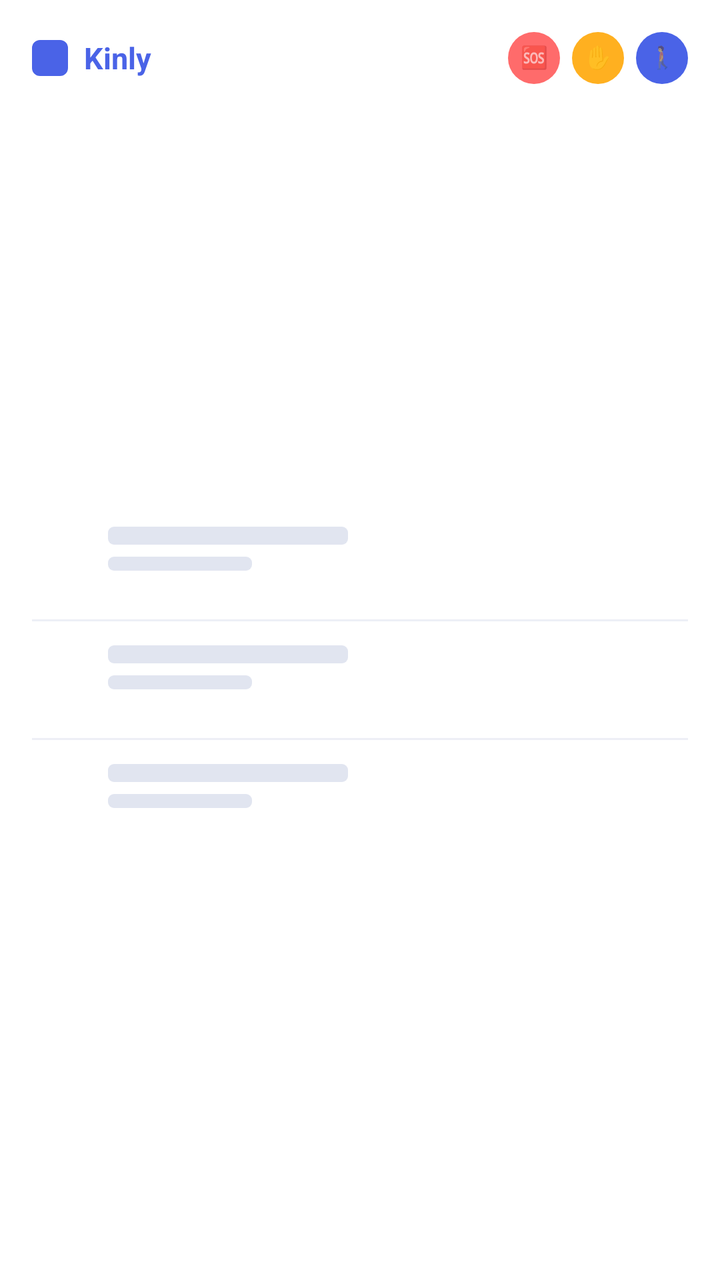
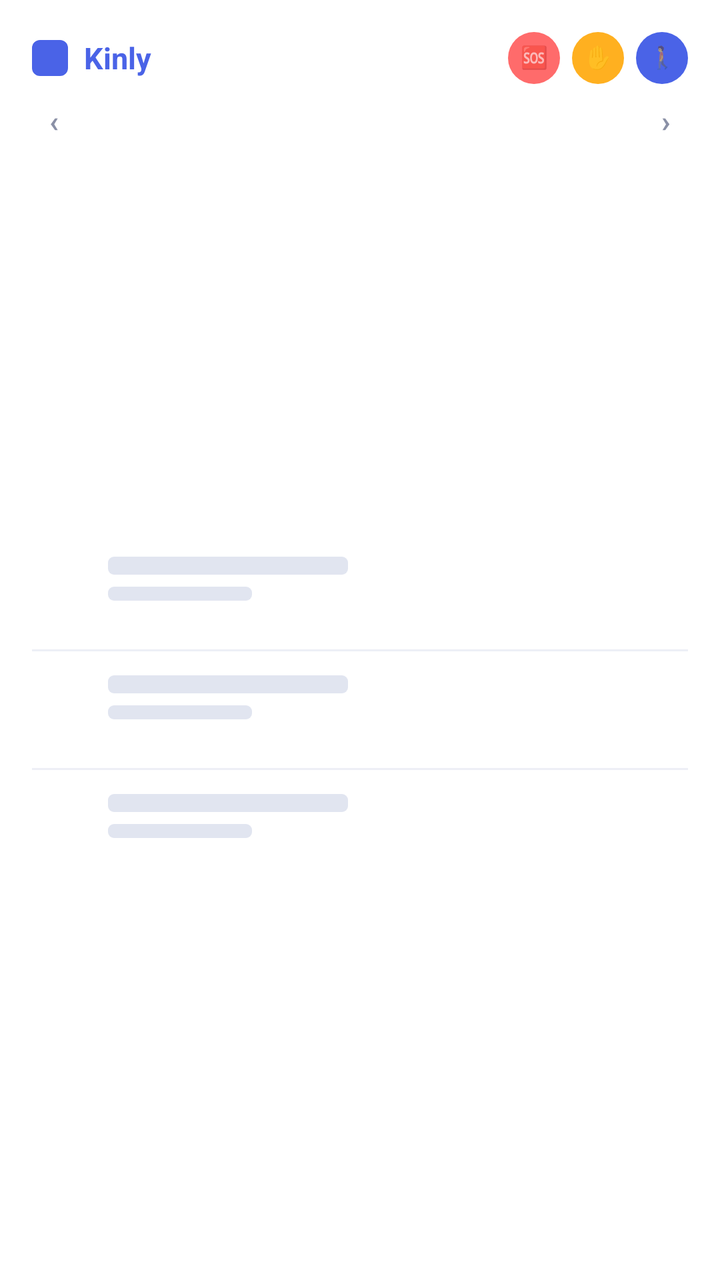

Screens rendered from an Android XML layout before and after an edit, with the pre-edit source and the edit as a unified diff.
<!-- AndroidManifest.xml: fallback theme Theme.MaterialComponents.DayNight.NoActionBar -->
<!-- res/layout/kinly_widget.xml -->
<?xml version="1.0" encoding="utf-8"?>
<LinearLayout xmlns:android="http://schemas.android.com/apk/res/android"
    android:id="@+id/widget_root"
    android:layout_width="match_parent"
    android:layout_height="match_parent"
    android:orientation="vertical"
    android:padding="16dp"
    android:background="@drawable/kinly_widget_background">

    
    <LinearLayout
        android:layout_width="match_parent"
        android:layout_height="wrap_content"
        android:orientation="horizontal"
        android:gravity="center_vertical">

        <ImageView
            android:layout_width="18dp"
            android:layout_height="18dp"
            android:layout_marginEnd="8dp"
            android:src="@drawable/widget_logo" />

        <TextView
            android:id="@+id/widget_title"
            android:layout_width="wrap_content"
            android:layout_height="wrap_content"
            android:text="Kinly"
            android:textStyle="bold"
            android:textSize="15sp"
            android:textColor="#4A63E7" />

        <LinearLayout
            android:layout_width="0dp"
            android:layout_height="1dp"
            android:layout_weight="1" />

        <TextView
            android:id="@+id/widget_btn_sos"
            android:layout_width="26dp"
            android:layout_height="26dp"
            android:layout_marginStart="6dp"
            android:background="@drawable/widget_action_circle_sos"
            android:gravity="center"
            android:includeFontPadding="false"
            android:text="🆘"
            android:textSize="11sp" />

        <TextView
            android:id="@+id/widget_btn_help"
            android:layout_width="26dp"
            android:layout_height="26dp"
            android:layout_marginStart="6dp"
            android:background="@drawable/widget_action_circle_help"
            android:gravity="center"
            android:includeFontPadding="false"
            android:text="✋"
            android:textSize="11sp" />

        <TextView
            android:id="@+id/widget_btn_walk"
            android:layout_width="26dp"
            android:layout_height="26dp"
            android:layout_marginStart="6dp"
            android:background="@drawable/widget_action_circle_walk"
            android:gravity="center"
            android:includeFontPadding="false"
            android:text="🚶"
            android:textSize="11sp" />
    </LinearLayout>

    
    <FrameLayout
        android:layout_width="match_parent"
        android:layout_height="0dp"
        android:layout_weight="1">

        <LinearLayout
            android:layout_width="match_parent"
            android:layout_height="wrap_content"
            android:layout_gravity="center_vertical"
            android:orientation="vertical">

            
            <LinearLayout
                android:id="@+id/widget_row1"
                android:layout_width="match_parent"
                android:layout_height="wrap_content"
                android:layout_marginTop="14dp"
                android:orientation="horizontal"
                android:gravity="center_vertical">

                <FrameLayout android:layout_width="28dp" android:layout_height="28dp" android:layout_marginEnd="10dp">
                    <ImageView
                        android:id="@+id/widget_dot1"
                        android:layout_width="match_parent"
                        android:layout_height="match_parent"
                        android:src="@drawable/widget_dot" />
                    <ImageView
                        android:layout_width="17dp"
                        android:layout_height="17dp"
                        android:layout_gravity="center"
                        android:src="@drawable/widget_person_icon" />
                </FrameLayout>

                <FrameLayout
                    android:layout_width="0dp"
                    android:layout_height="wrap_content"
                    android:layout_weight="1">

                    <LinearLayout
                        android:id="@+id/widget_text_group1"
                        android:layout_width="match_parent"
                        android:layout_height="wrap_content"
                        android:orientation="vertical">

                        <TextView
                            android:id="@+id/widget_name1"
                            android:layout_width="match_parent"
                            android:layout_height="wrap_content"
                            android:textSize="13.5sp"
                            android:textStyle="bold"
                            android:maxLines="1"
                            android:ellipsize="end"
                            android:textColor="#222533" />

                        <TextView
                            android:id="@+id/widget_sub1"
                            android:layout_width="match_parent"
                            android:layout_height="wrap_content"
                            android:layout_marginTop="1dp"
                            android:textSize="11sp"
                            android:maxLines="1"
                            android:ellipsize="end"
                            android:textColor="#8A90A6" />
                    </LinearLayout>

                    <LinearLayout
                        android:id="@+id/widget_bars_group1"
                        android:layout_width="match_parent"
                        android:layout_height="wrap_content"
                        android:orientation="vertical">

                        <ImageView
                            android:id="@+id/widget_bar1"
                            android:layout_width="120dp"
                            android:layout_height="9dp"
                            android:src="@drawable/widget_bar" />

                        <ImageView
                            android:id="@+id/widget_bar1b"
                            android:layout_width="72dp"
                            android:layout_height="7dp"
                            android:layout_marginTop="6dp"
                            android:src="@drawable/widget_bar" />
                    </LinearLayout>
                </FrameLayout>
            </LinearLayout>

            <LinearLayout
                android:id="@+id/widget_divider2"
                android:layout_width="match_parent"
                android:layout_height="1dp"
                android:layout_marginTop="12dp"
                android:background="#EDEFF6" />

            <LinearLayout
                android:id="@+id/widget_row2"
                android:layout_width="match_parent"
                android:layout_height="wrap_content"
                android:layout_marginTop="12dp"
                android:orientation="horizontal"
                android:gravity="center_vertical">

                <FrameLayout android:layout_width="28dp" android:layout_height="28dp" android:layout_marginEnd="10dp">
                    <ImageView
                        android:id="@+id/widget_dot2"
                        android:layout_width="match_parent"
                        android:layout_height="match_parent"
                        android:src="@drawable/widget_dot" />
                    <ImageView
                        android:layout_width="17dp"
                        android:layout_height="17dp"
                        android:layout_gravity="center"
                        android:src="@drawable/widget_person_icon" />
                </FrameLayout>

                <FrameLayout
                    android:layout_width="0dp"
                    android:layout_height="wrap_content"
                    android:layout_weight="1">

                    <LinearLayout
                        android:id="@+id/widget_text_group2"
                        android:layout_width="match_parent"
                        android:layout_height="wrap_content"
                        android:orientation="vertical">

                        <TextView
                            android:id="@+id/widget_name2"
                            android:layout_width="match_parent"
                            android:layout_height="wrap_content"
                            android:textSize="13.5sp"
                            android:textStyle="bold"
                            android:maxLines="1"
                            android:ellipsize="end"
                            android:textColor="#222533" />

                        <TextView
                            android:id="@+id/widget_sub2"
                            android:layout_width="match_parent"
                            android:layout_height="wrap_content"
                            android:layout_marginTop="1dp"
                            android:textSize="11sp"
                            android:maxLines="1"
                            android:ellipsize="end"
                            android:textColor="#8A90A6" />
                    </LinearLayout>

                    <LinearLayout
                        android:id="@+id/widget_bars_group2"
                        android:layout_width="match_parent"
                        android:layout_height="wrap_content"
                        android:orientation="vertical">

                        <ImageView
                            android:id="@+id/widget_bar2"
                            android:layout_width="120dp"
                            android:layout_height="9dp"
                            android:src="@drawable/widget_bar" />

                        <ImageView
                            android:id="@+id/widget_bar2b"
                            android:layout_width="72dp"
                            android:layout_height="7dp"
                            android:layout_marginTop="6dp"
                            android:src="@drawable/widget_bar" />
                    </LinearLayout>
                </FrameLayout>
            </LinearLayout>

            <LinearLayout
                android:id="@+id/widget_divider3"
                android:layout_width="match_parent"
                android:layout_height="1dp"
                android:layout_marginTop="12dp"
                android:background="#EDEFF6" />

            <LinearLayout
                android:id="@+id/widget_row3"
                android:layout_width="match_parent"
                android:layout_height="wrap_content"
                android:layout_marginTop="12dp"
                android:orientation="horizontal"
                android:gravity="center_vertical">

                <FrameLayout android:layout_width="28dp" android:layout_height="28dp" android:layout_marginEnd="10dp">
                    <ImageView
                        android:id="@+id/widget_dot3"
                        android:layout_width="match_parent"
                        android:layout_height="match_parent"
                        android:src="@drawable/widget_dot" />
                    <ImageView
                        android:layout_width="17dp"
                        android:layout_height="17dp"
                        android:layout_gravity="center"
                        android:src="@drawable/widget_person_icon" />
                </FrameLayout>

                <FrameLayout
                    android:layout_width="0dp"
                    android:layout_height="wrap_content"
                    android:layout_weight="1">

                    <LinearLayout
                        android:id="@+id/widget_text_group3"
                        android:layout_width="match_parent"
                        android:layout_height="wrap_content"
                        android:orientation="vertical">

                        <TextView
                            android:id="@+id/widget_name3"
                            android:layout_width="match_parent"
                            android:layout_height="wrap_content"
                            android:textSize="13.5sp"
                            android:textStyle="bold"
                            android:maxLines="1"
                            android:ellipsize="end"
                            android:textColor="#222533" />

                        <TextView
                            android:id="@+id/widget_sub3"
                            android:layout_width="match_parent"
                            android:layout_height="wrap_content"
                            android:layout_marginTop="1dp"
                            android:textSize="11sp"
                            android:maxLines="1"
                            android:ellipsize="end"
                            android:textColor="#8A90A6" />
                    </LinearLayout>

                    <LinearLayout
                        android:id="@+id/widget_bars_group3"
                        android:layout_width="match_parent"
                        android:layout_height="wrap_content"
                        android:orientation="vertical">

                        <ImageView
                            android:id="@+id/widget_bar3"
                            android:layout_width="120dp"
                            android:layout_height="9dp"
                            android:src="@drawable/widget_bar" />

                        <ImageView
                            android:id="@+id/widget_bar3b"
                            android:layout_width="72dp"
                            android:layout_height="7dp"
                            android:layout_marginTop="6dp"
                            android:src="@drawable/widget_bar" />
                    </LinearLayout>
                </FrameLayout>
            </LinearLayout>
        </LinearLayout>
    </FrameLayout>
</LinearLayout>
<!-- resources referenced by this layout -->
<resources>
  <!-- drawable kinly_widget_background (drawable) -->
  <?xml version="1.0" encoding="utf-8"?>
  <shape xmlns:android="http://schemas.android.com/apk/res/android" android:shape="rectangle">
      <solid android:color="#FFFFFF" />
      <corners android:radius="20dp" />
  </shape>
  <!-- drawable widget_action_circle_help (drawable) -->
  <?xml version="1.0" encoding="utf-8"?>
  <shape xmlns:android="http://schemas.android.com/apk/res/android" android:shape="oval">
      <solid android:color="#FFFFB020" />
  </shape>
  <!-- drawable widget_action_circle_sos (drawable) -->
  <?xml version="1.0" encoding="utf-8"?>
  <shape xmlns:android="http://schemas.android.com/apk/res/android" android:shape="oval">
      <solid android:color="#FFFF6B6B" />
  </shape>
  <!-- drawable widget_action_circle_walk (drawable) -->
  <?xml version="1.0" encoding="utf-8"?>
  <shape xmlns:android="http://schemas.android.com/apk/res/android" android:shape="oval">
      <solid android:color="#FF4A63E7" />
  </shape>
  <!-- drawable widget_bar (drawable) -->
  <?xml version="1.0" encoding="utf-8"?>
  <shape xmlns:android="http://schemas.android.com/apk/res/android" android:shape="rectangle">
      <solid android:color="#E1E5F0" />
      <corners android:radius="3dp" />
  </shape>
  <!-- drawable widget_dot (drawable) -->
  <?xml version="1.0" encoding="utf-8"?>
  <shape xmlns:android="http://schemas.android.com/apk/res/android" android:shape="oval">
      <solid android:color="#FFFFFF" />
  </shape>
  <!-- drawable widget_logo (drawable) -->
  <?xml version="1.0" encoding="utf-8"?>
  <shape xmlns:android="http://schemas.android.com/apk/res/android" android:shape="rectangle">
      <solid android:color="#4A63E7" />
      <corners android:radius="4dp" />
  </shape>
  <!-- drawable widget_person_icon (drawable) -->
  <?xml version="1.0" encoding="utf-8"?>
  <vector xmlns:android="http://schemas.android.com/apk/res/android"
      android:width="24dp"
      android:height="24dp"
      android:viewportWidth="24"
      android:viewportHeight="24"
      android:tint="#FFFFFF">
      <path
          android:fillColor="#FF000000"
          android:pathData="M12,12c2.21,0 4,-1.79 4,-4s-1.79,-4 -4,-4 -4,1.79 -4,4 1.79,4 4,4zM12,14c-2.67,0 -8,1.34 -8,4v2h16v-2c0,-2.66 -5.33,-4 -8,-4z" />
  </vector>
</resources>

<!-- the commit's change to res/layout/kinly_widget.xml (unified diff, before → after) -->
@@ -69,6 +69,50 @@
     </LinearLayout>
 
     
+    <LinearLayout
+        android:id="@+id/widget_circle_row"
+        android:layout_width="match_parent"
+        android:layout_height="wrap_content"
+        android:layout_marginTop="8dp"
+        android:orientation="horizontal"
+        android:gravity="center_vertical">
+
+        <TextView
+            android:id="@+id/widget_circle_prev"
+            android:layout_width="22dp"
+            android:layout_height="22dp"
+            android:gravity="center"
+            android:includeFontPadding="false"
+            android:text="‹"
+            android:textStyle="bold"
+            android:textSize="15sp"
+            android:textColor="#8A90A6" />
+
+        <TextView
+            android:id="@+id/widget_circle_name"
+            android:layout_width="0dp"
+            android:layout_height="wrap_content"
+            android:layout_weight="1"
+            android:gravity="center"
+            android:maxLines="1"
+            android:ellipsize="end"
+            android:textSize="11.5sp"
+            android:textStyle="bold"
+            android:textColor="#4A63E7" />
+
+        <TextView
+            android:id="@+id/widget_circle_next"
+            android:layout_width="22dp"
+            android:layout_height="22dp"
+            android:gravity="center"
+            android:includeFontPadding="false"
+            android:text="›"
+            android:textStyle="bold"
+            android:textSize="15sp"
+            android:textColor="#8A90A6" />
+    </LinearLayout>
+
+    
     <FrameLayout
         android:layout_width="match_parent"
         android:layout_height="0dp"
